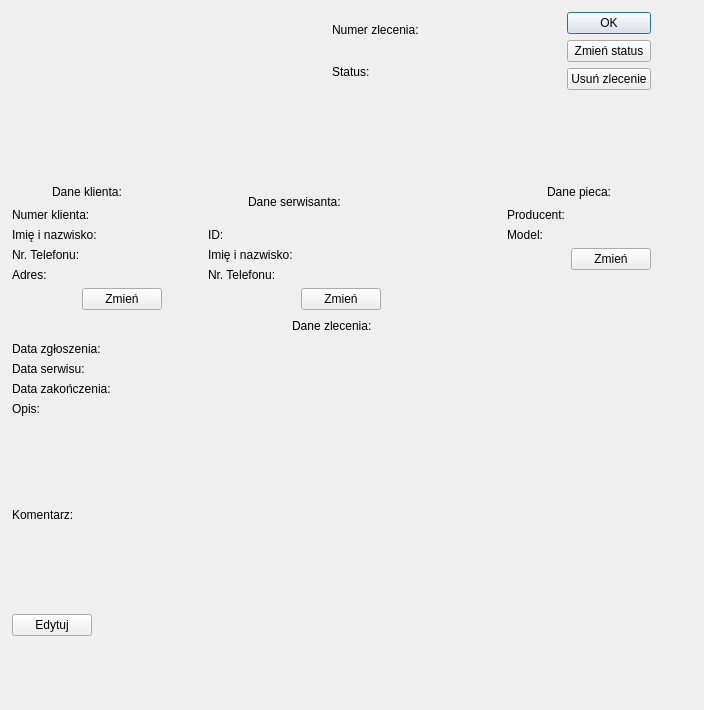
Before: the Qt Designer form CELEJ_PROJEKT_SERWIS_PIEC_v2/jobdetailsdialog.ui in kcelej/Celej_Firma_Piec_Biuro_Repo, drawn with Qt 5.
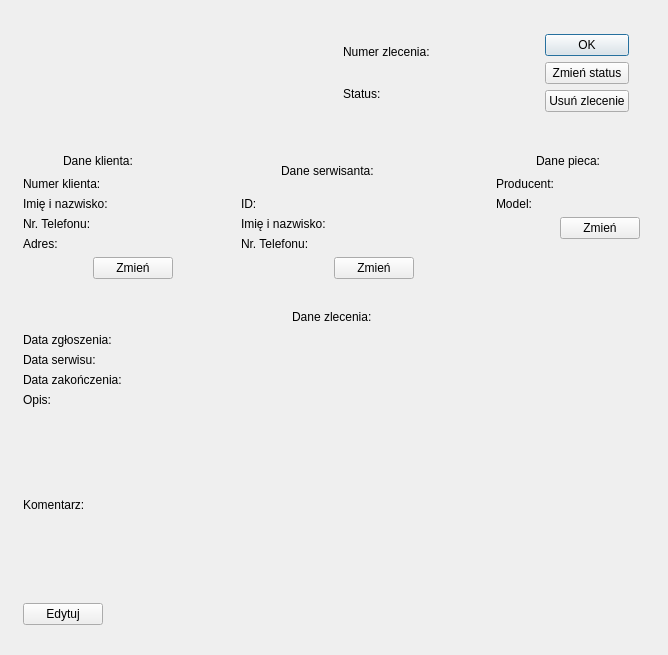
After: the same form once the commit is applied.

Commit message: qss changes + layout changes

The edit to the form file:
```diff
--- a/CELEJ_PROJEKT_SERWIS_PIEC_v2/jobdetailsdialog.ui
+++ b/CELEJ_PROJEKT_SERWIS_PIEC_v2/jobdetailsdialog.ui
@@ -6,8 +6,8 @@
    <rect>
     <x>0</x>
     <y>0</y>
-    <width>704</width>
-    <height>710</height>
+    <width>668</width>
+    <height>655</height>
    </rect>
   </property>
   <property name="windowTitle">
@@ -26,6 +26,7 @@
     <item row="0" column="0">
      <layout class="QVBoxLayout" name="verticalLayout_5">
       <item>
+       <widget class="QFrame" name="jobStatusFrame">
        <layout class="QHBoxLayout" name="horizontalLayout_12">
         <item>
          <spacer name="horizontalSpacer_16">
@@ -41,6 +42,7 @@
          </spacer>
         </item>
         <item>
+          <widget class="QFrame" name="frame">
          <layout class="QHBoxLayout" name="horizontalLayout_11">
           <item>
            <layout class="QGridLayout" name="gridLayout">
@@ -113,8 +115,10 @@
            </layout>
           </item>
          </layout>
-        </item>
-       </layout>
+          </widget>
+         </item>
+        </layout>
+       </widget>
       </item>
       <item>
        <spacer name="verticalSpacer_2">
@@ -134,6 +138,7 @@
         <item>
          <layout class="QHBoxLayout" name="horizontalLayout_10">
           <item>
+           <widget class="QFrame" name="jobCustomerFrame">
            <layout class="QVBoxLayout" name="verticalLayout">
             <item>
              <layout class="QHBoxLayout" name="horizontalLayout_2">
@@ -257,6 +262,7 @@
              </layout>
             </item>
            </layout>
+           </widget>
           </item>
           <item>
            <spacer name="horizontalSpacer_13">
@@ -272,6 +278,7 @@
            </spacer>
           </item>
           <item>
+           <widget class="QFrame" name="jobWorkerFrame">
            <layout class="QVBoxLayout" name="verticalLayout_3">
             <item>
              <layout class="QHBoxLayout" name="horizontalLayout_5">
@@ -381,6 +388,7 @@
              </layout>
             </item>
            </layout>
+           </widget>
           </item>
          </layout>
         </item>
@@ -398,7 +406,8 @@
          </spacer>
         </item>
         <item>
-         <layout class="QVBoxLayout" name="verticalLayout_4">
+         <widget class="QFrame" name="jobFurnacesFrame">
+          <layout class="QVBoxLayout" name="jobFurnaceFrame">
           <item>
            <layout class="QVBoxLayout" name="verticalLayout_2">
             <item>
@@ -510,12 +519,14 @@
            </spacer>
           </item>
          </layout>
+         </widget>
         </item>
        </layout>
       </item>
      </layout>
     </item>
     <item row="1" column="0">
+     <widget class="QFrame" name="jobDetailsFrame">
      <layout class="QVBoxLayout" name="verticalLayout_6">
       <item>
        <layout class="QHBoxLayout" name="horizontalLayout_7">
@@ -714,6 +725,7 @@
        </layout>
       </item>
      </layout>
+     </widget>
     </item>
    </layout>
   </widget>
```
Left out of the diff: 19 changed lines with no effect on the pictures. Lines whose indentation alone changed are shown as unchanged. The commit also changes 16 other files.
